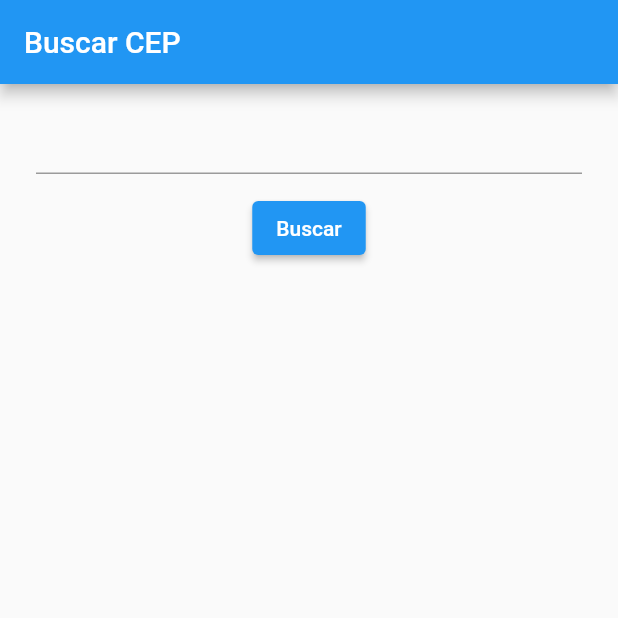
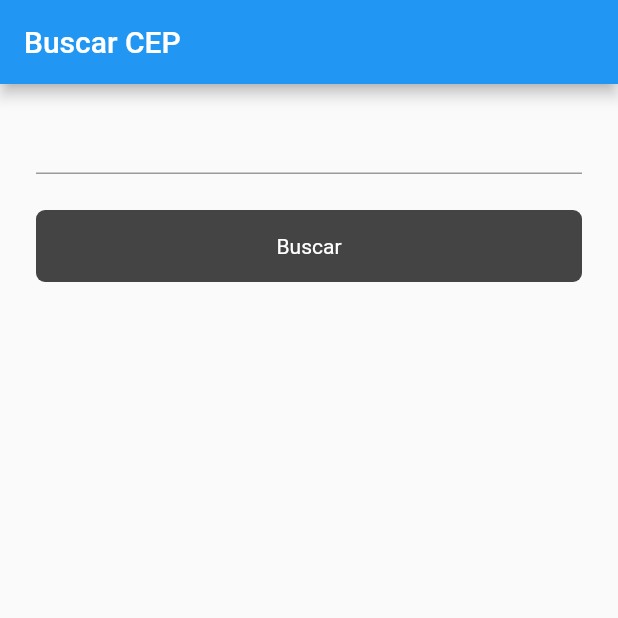
Before and after one commit to ezequiasmelo/flutter-cep, a Flutter app: the screen it shows after launch, on a phone screen of 412 x 824 dp, the top half of it. Run offline on Flutter 3.47's test engine with Material 2 defaults, Android fonts, the phone set to English and light mode, and no system bars; our stand-ins replace dio.

Commit message:
add custom_elevated_button.dart

```diff
--- /dev/null
+++ b/lib/constants/app_colors.dart
@@ -0,0 +1,11 @@
+import 'dart:ui';
+
+class AppColors {
+  AppColors._();
+
+  static const Color white = Color(0xFFFFFFFF);
+  static const Color iceWhite = Color(0xFFEEF8F7);
+  static const Color darkGrey = Color(0xFF444444);
+  static const Color grey = Color(0xFF666666);
+  static const Color error = Color(0xFFF44336);
+}
--- a/lib/pages/home_page.dart
+++ b/lib/pages/home_page.dart
@@ -2,6 +2,7 @@ import 'package:flutter/material.dart';
 import 'package:flutter_cep/models/endereco_model.dart';
 import 'package:flutter_cep/repositories/cep_repository.dart';
 import 'package:flutter_cep/repositories/cep_repository_impl.dart';
+import 'package:flutter_cep/widgets/custom_elevated_button.dart';
 
 import '../widgets/custom_text_form_field.dart';
 
@@ -40,7 +41,8 @@ class _HomePageState extends State<HomePage> {
               CustomTextFormField(
                 controller: cepEC,
               ),
-              ElevatedButton(
+              CustomElevatedButton(
+                text: 'Buscar',
                 onPressed: () async {
                   final valid = formKey.currentState?.validate() ?? false;
                   if (valid) {
@@ -66,7 +68,7 @@ class _HomePageState extends State<HomePage> {
                     }
                   }
                 },
-                child: const Text('Buscar'),
+                loading: loading,
               ),
               Visibility(
                 visible: loading,
--- /dev/null
+++ b/lib/widgets/custom_elevated_button.dart
@@ -0,0 +1,53 @@
+// ignore_for_file: public_member_api_docs, sort_constructors_first
+import 'package:flutter/material.dart';
+
+import 'package:flutter_cep/constants/app_colors.dart';
+
+class CustomElevatedButton extends StatelessWidget {
+  final VoidCallback? onPressed;
+  final String text;
+  final bool loading;
+
+  const CustomElevatedButton({
+    Key? key,
+    this.onPressed,
+    required this.text,
+    required this.loading,
+  }) : super(key: key);
+
+  final BorderRadius _borderRadius =
+      const BorderRadius.all(Radius.circular(6.0));
+
+  @override
+  Widget build(BuildContext context) {
+    return Padding(
+      padding: const EdgeInsets.symmetric(
+        horizontal: 24.0,
+        vertical: 12.0,
+      ),
+      child: Material(
+        child: Ink(
+          height: 48.0,
+          decoration: BoxDecoration(
+            borderRadius: _borderRadius,
+            color: AppColors.darkGrey,
+          ),
+          child: InkWell(
+            borderRadius: _borderRadius,
+            onTap: onPressed,
+            child: Align(
+              child: !loading
+                  ? Text(
+                      text,
+                      style: const TextStyle(
+                        color: AppColors.white,
+                      ),
+                    )
+                  : const CircularProgressIndicator(),
+            ),
+          ),
+        ),
+      ),
+    );
+  }
+}
```
